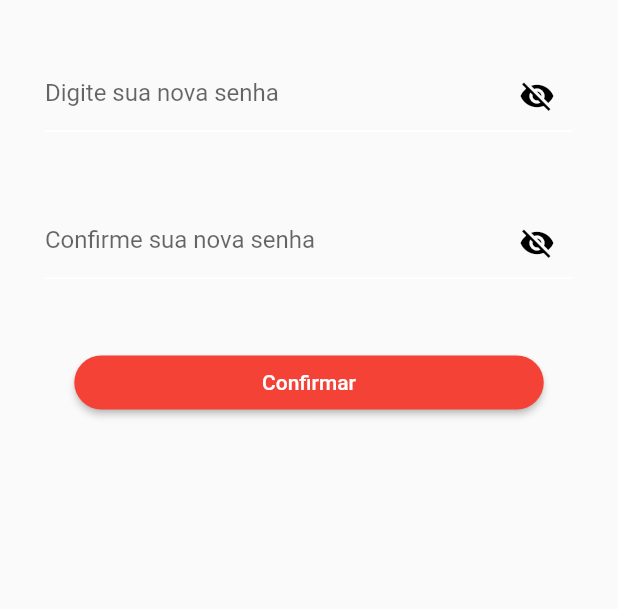
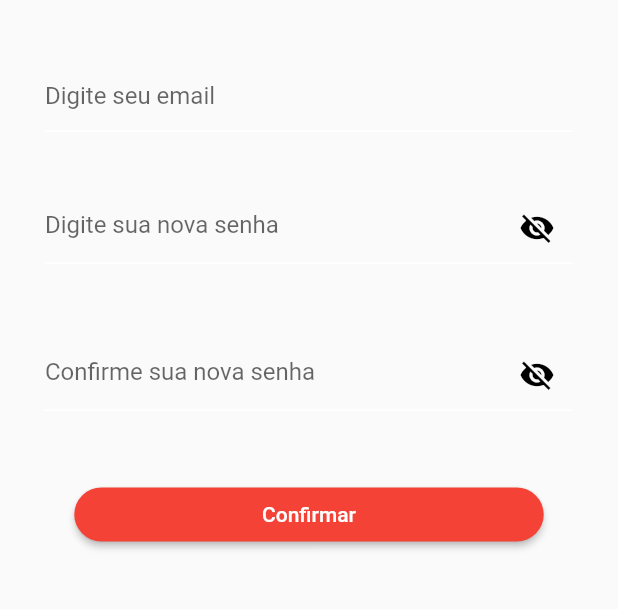
Before and after one commit to DaniloSacramento/Redefinir-Senha, a Flutter app: the screen it shows after launch, on a phone screen of 412 x 824 dp, the part 258-867 px from its top. Run offline on Flutter 3.47's test engine with Material 2 defaults, Android fonts, the phone set to English and light mode, and no system bars; missing offline and left inert: validatorless.

Commit message:
validações

```diff
--- /dev/null
+++ b/redefir_senha/lib/esqueci_senha.dart
@@ -0,0 +1,148 @@
+import 'package:flutter/src/widgets/container.dart';
+import 'package:flutter/src/widgets/framework.dart';
+import 'package:redefir_senha/validatores.dart';
+import 'package:validatorless/validatorless.dart';
+import "package:flutter/material.dart";
+
+class EsqueciSenha extends StatefulWidget {
+  const EsqueciSenha({super.key});
+
+  @override
+  State<EsqueciSenha> createState() => _EsqueciSenhaState();
+}
+
+class _EsqueciSenhaState extends State<EsqueciSenha> {
+  bool _showPassword3 = false;
+  bool _showPassWord4 = false;
+  final _formKey = GlobalKey<FormState>();
+  final _email = TextEditingController();
+  final _password = TextEditingController();
+  final _passwordConfirm = TextEditingController();
+
+  void dispose(){
+    _email.dispose();
+    _password.dispose();
+    _passwordConfirm.dispose();
+  }
+  @override
+  Widget build(BuildContext context) {
+    return Form(
+      key: _formKey,
+      child: Scaffold(
+        body: SingleChildScrollView(
+          child: Container(
+            child: Column(
+              children: [
+                Row(
+                  children: const [
+                    Padding(
+                      padding: EdgeInsets.only(top: 120, left: 28),
+                      child: Text(
+                        "REDEFINIR SENHA",
+                        style: TextStyle(fontSize: 36, fontFamily: "Teko"),
+                      ),
+                    )
+                  ],
+                ),
+                Padding(
+                  padding: const EdgeInsets.only(top: 40, right: 30, left: 30),
+                  child: TextFormField(
+                    controller: _email,
+                    validator: Validatorless.multiple([
+                      Validatorless.required("Digite seu email"),
+                      Validatorless.email("Email inválido"),
+                    ]),
+                    decoration: InputDecoration(
+                        hintText: "Digite seu email",
+                        enabledBorder: const UnderlineInputBorder(
+                            borderSide: BorderSide(color: Colors.white)),
+                        ),
+
+                  ),
+                ),
+                Padding(
+                  padding: const EdgeInsets.only(top: 40, right: 30, left: 30),
+                  child: TextFormField(
+                    controller: _password,
+                    validator: Validatorless.multiple([
+                      Validatorless.required("Digite sua nova senha"),
+                      Validatorless.min(
+                          6, "Senha precisa ter no minimo 6 caracteres"),
+                    ]),
+                    decoration: InputDecoration(
+                        hintText: "Digite sua nova senha",
+                        enabledBorder: const UnderlineInputBorder(
+                            borderSide: BorderSide(color: Colors.white)),
+                        suffixIcon: GestureDetector(
+                          child: Icon(
+                            _showPassword3 == false
+                                ? Icons.visibility_off
+                                : Icons.visibility,
+                            color: Colors.black,
+                          ),
+                          onTap: () {
+                            setState(() {
+                              _showPassword3 = !_showPassword3;
+                            });
+                          },
+                        )),
+                    obscureText: _showPassword3 == false ? true : false,
+                  ),
+                ),
+                Padding(
+                  padding: const EdgeInsets.only(top: 50, right: 30, left: 30),
+                  child: TextFormField(
+                    controller: _passwordConfirm,
+                    validator: Validatorless.multiple([
+                      Validatorless.required("Confirme sua nova senha"),
+                      Validatorless.min(
+                          6, "Senha precisa ter no minimo 6 caracteres"),
+                      Validators.compare(_password, "Digite uma senha valida")
+                    ]),
+                    decoration: InputDecoration(
+                        hintText: "Confirme sua nova senha",
+                        enabledBorder: const UnderlineInputBorder(
+                            borderSide: BorderSide(color: Colors.white)),
+                        suffixIcon: GestureDetector(
+                          child: Icon(
+                            _showPassWord4 == false
+                                ? Icons.visibility_off
+                                : Icons.visibility,
+                            color: Colors.black,
+                          ),
+                          onTap: () {
+                            setState(() {
+                              _showPassWord4 = !_showPassWord4;
+                            });
+                          },
+                        )),
+                    obscureText: _showPassWord4 == false ? true : false,
+                  ),
+                ),
+                Padding(
+                  padding: const EdgeInsets.only(
+                    top: 45,
+                  ),
+                  child: Container(
+                    child: ElevatedButton(
+                      onPressed: () {
+                        var formValid =
+                            _formKey.currentState?.validate() ?? false;
+                        if (formValid) {}
+                      },
+                      child: Text("Confirmar"),
+                      style: ElevatedButton.styleFrom(
+                          shape: RoundedRectangleBorder(
+                              borderRadius: BorderRadius.circular(24))),
+                    ),
+                    width: 313,
+                  ),
+                ),
+              ],
+            ),
+          ),
+        ),
+      ),
+    );;
+  }
+}
--- a/redefir_senha/lib/main.dart
+++ b/redefir_senha/lib/main.dart
@@ -1,4 +1,5 @@
 import 'package:flutter/material.dart';
+import 'package:redefir_senha/esqueci_senha.dart';
 import 'package:redefir_senha/primeira_tela.dart';
 
 void main() {
@@ -28,7 +29,7 @@ class MyApp extends StatelessWidget {
 
 
       ),
-      home: PrimeiraTela(),
+      home: EsqueciSenha(),
     );
   }
 }
```
